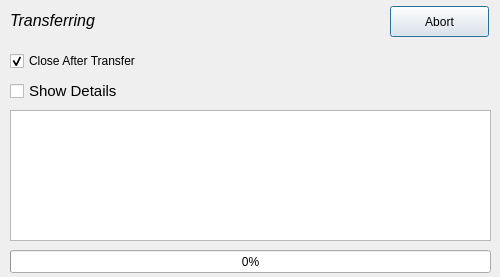
Old version of the form SteamGameMover/TransferProgressDialog.ui in the repository larryprice/SteamGameMover.
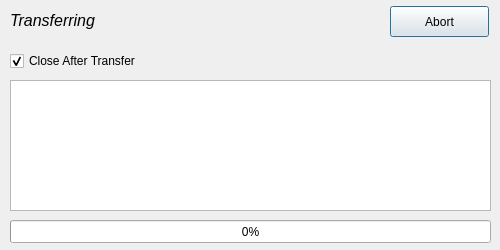
New version of the form.

Commit message: Getting rid of Show Details checkbox and just always showing details.

Diff of the .ui file:
```diff
--- a/SteamGameMover/TransferProgressDialog.ui
+++ b/SteamGameMover/TransferProgressDialog.ui
@@ -10,7 +10,7 @@
     <x>0</x>
     <y>0</y>
     <width>500</width>
-    <height>277</height>
+    <height>250</height>
    </rect>
   </property>
   <property name="windowTitle">
@@ -23,7 +23,7 @@
    <property name="geometry">
     <rect>
      <x>10</x>
-     <y>250</y>
+     <y>220</y>
      <width>481</width>
      <height>23</height>
     </rect>
@@ -55,29 +55,11 @@
    <property name="geometry">
     <rect>
      <x>10</x>
-     <y>110</y>
-     <width>481</width>
-     <height>131</height>
-    </rect>
-   </property>
-  </widget>
-  <widget class="QCheckBox" name="detailsBox">
-   <property name="geometry">
-    <rect>
-     <x>10</x>
      <y>80</y>
-     <width>121</width>
-     <height>22</height>
+     <width>481</width>
+     <height>131</height>
     </rect>
    </property>
-   <property name="font">
-    <font>
-     <pointsize>11</pointsize>
-    </font>
-   </property>
-   <property name="text">
-    <string>Show Details</string>
-   </property>
   </widget>
   <widget class="QPushButton" name="abortButton">
    <property name="geometry">
```
The commit also changes 1 other file.
